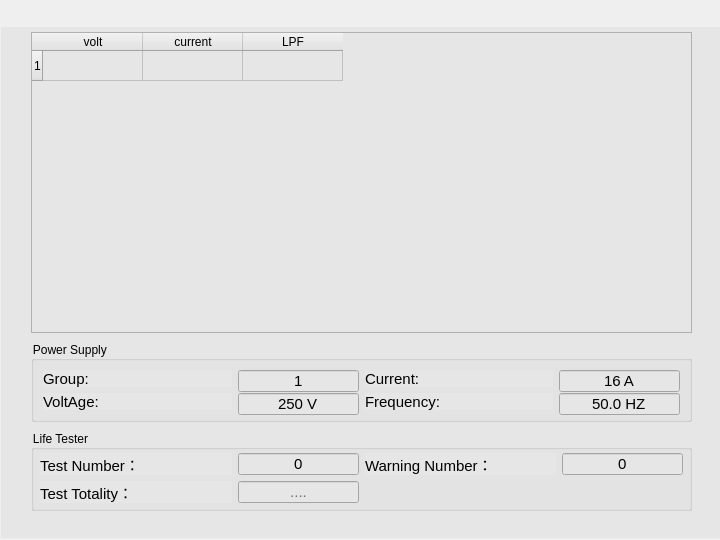
Before: the Qt Designer form ElectricalAccessories/lifetesterdialog.ui in ColTam/tonstep, drawn with Qt 5.
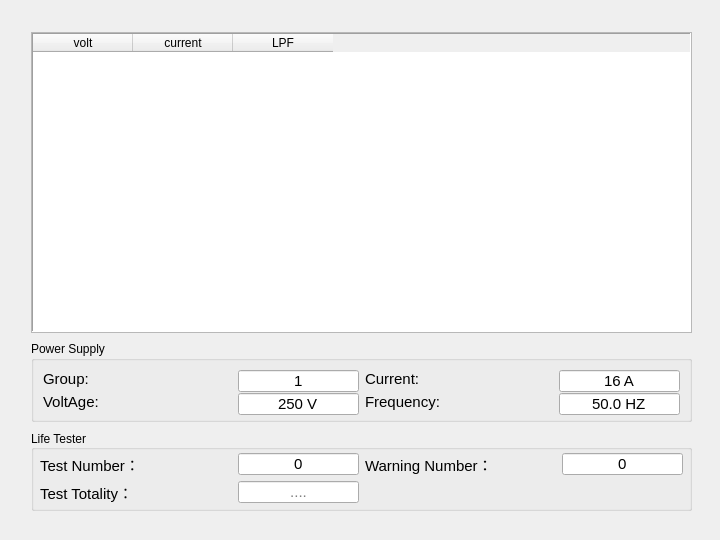
After: the same form once the commit is applied.

What changed in the file:
```diff
--- a/ElectricalAccessories/lifetesterdialog.ui
+++ b/ElectricalAccessories/lifetesterdialog.ui
@@ -43,13 +43,12 @@
     <rect>
      <x>1</x>
      <y>27</y>
-     <width>719</width>
+     <width>718</width>
      <height>511</height>
     </rect>
    </property>
    <property name="styleSheet">
-    <string notr="true">QWidget {background-color: rgb(230,230,230);}
-QWidget::{}</string>
+    <string notr="true"/>
    </property>
    <widget class="QGroupBox" name="groupBox_test">
     <property name="geometry">
@@ -316,7 +315,7 @@
         <enum>Qt::NoFocus</enum>
        </property>
        <property name="frameShape">
-        <enum>QFrame::NoFrame</enum>
+        <enum>QFrame::Panel</enum>
        </property>
        <property name="lineWidth">
         <number>1</number>
@@ -343,13 +342,13 @@
         <enum>Qt::ElideRight</enum>
        </property>
        <property name="showGrid">
-        <bool>true</bool>
+        <bool>false</bool>
        </property>
        <property name="gridStyle">
         <enum>Qt::SolidLine</enum>
        </property>
        <property name="wordWrap">
-        <bool>false</bool>
+        <bool>true</bool>
        </property>
        <property name="cornerButtonEnabled">
         <bool>true</bool>
@@ -357,6 +356,15 @@
        <property name="rowCount">
         <number>1</number>
        </property>
+       <attribute name="horizontalHeaderHighlightSections">
+        <bool>false</bool>
+       </attribute>
+       <attribute name="verticalHeaderVisible">
+        <bool>false</bool>
+       </attribute>
+       <attribute name="verticalHeaderHighlightSections">
+        <bool>false</bool>
+       </attribute>
        <row/>
        <column>
         <property name="text">
```
Left out of the diff: 3 changed lines with no effect on the pictures.
